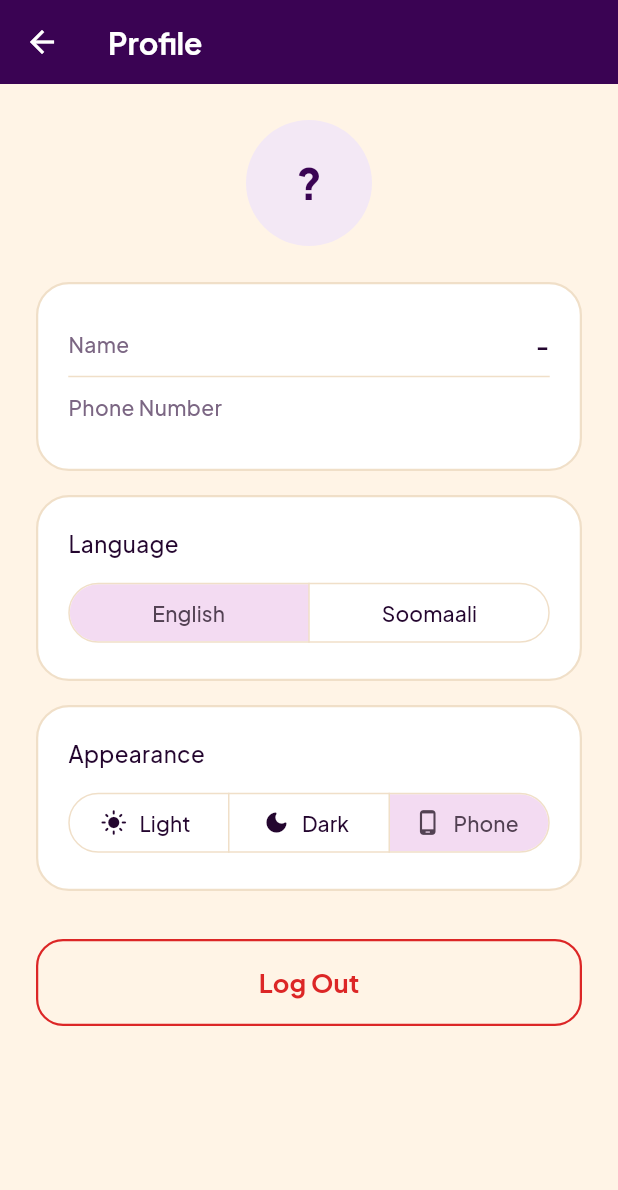
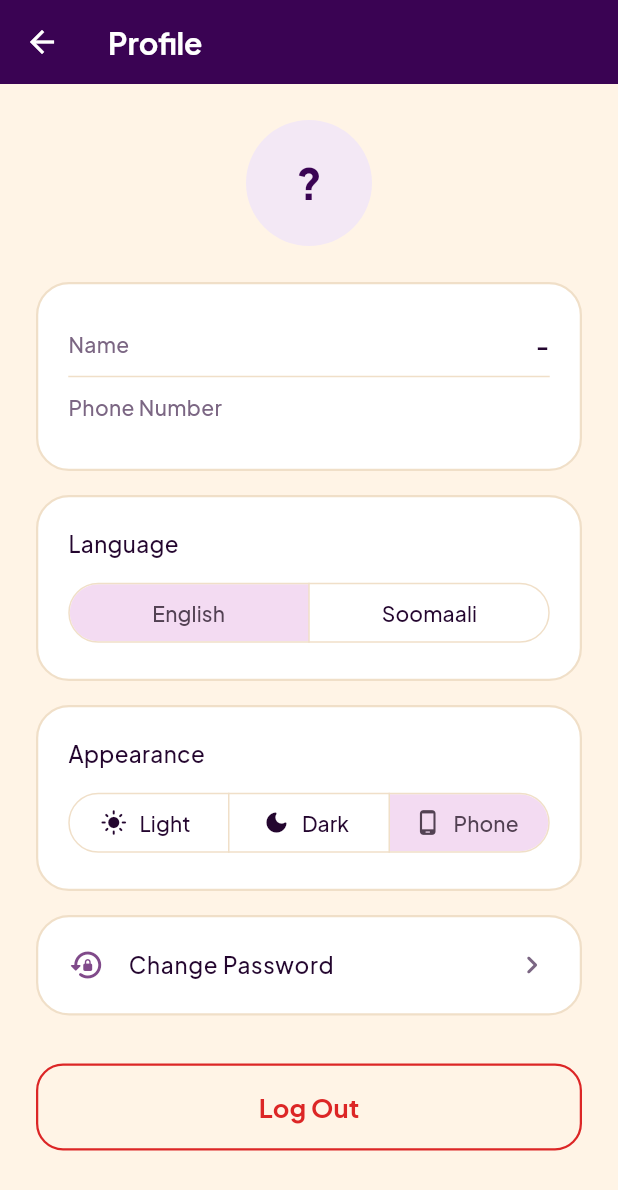
Before and after one commit to waaproltd-spec/Badal-exchange, a Flutter app: the ProfileScreen screen opened directly, on a phone screen of 412 x 824 dp. Shown: the top 1190 px of the screen. Run offline on Flutter 3.47's test engine with Material 3 defaults, Android fonts, the phone set to English and light mode, and no system bars; our stand-ins replace device_info_plus, firebase_core, firebase_messaging, flutter_secure_storage, font_awesome_flutter, google_fonts and 3 more; accounts and stored records are empty; network calls fail.

Commit message:
Customer App: Change Password in Profile
Profile -> Change Password: current password, new password (at least 8
characters, different from the current one) and confirm, in English or
Somali. A wrong current password is shown as such; on success the phone
stays signed in and goes back to Profile. Uses the existing
change_password backend function.

Tests: customer 158 pass (new: form checks before sending, wrong current
password, successful change).

Co-Authored-By: Claude Opus 5.5 <noreply@anthropic.com>
Claude-Session: https://claude.ai/code/session_01PLYUqHgcJiuKvkPVMzUazK

```diff
--- a/customer-app/lib/api/customer_api.dart
+++ b/customer-app/lib/api/customer_api.dart
@@ -51,6 +51,12 @@ class CustomerApi {
   }
 
   Future<void> logout() => _client.signOut();
+
+  /// Changes the password; this phone stays signed in. A wrong
+  /// [currentPassword] is INVALID_PASSWORD.
+  Future<void> changePassword({required String currentPassword, required String newPassword}) async {
+    await _client.rpc('change_password', {'p_current_password': currentPassword, 'p_new_password': newPassword});
+  }
 
   /// Support links (whatsapp, telegram, facebook; empty when not set),
   /// readable before logging in.
--- a/customer-app/lib/l10n/strings.dart
+++ b/customer-app/lib/l10n/strings.dart
@@ -74,6 +74,16 @@ class AppStrings {
   static String get enterPhone9 => _t('Enter the 9 digits after +252', 'Geli 9-ka god ee ka dambeeya +252');
   static String get passwordTooShort =>
       _t('Password must be at least 8 characters', 'Erayga sirtu waa inuu ahaadaa ugu yaraan 8 xaraf');
+  static String get changePassword => _t('Change Password', 'Beddel Erayga Sirta');
+  static String get currentPassword => _t('Current Password', 'Erayga Sirta Hadda');
+  static String get currentPasswordHint => _t('The password you log in with', 'Erayga aad hadda ku gasho');
+  static String get newPassword => _t('New Password', 'Erayga Sirta Cusub');
+  static String get wrongCurrentPassword =>
+      _t('The current password is wrong.', 'Erayga sirta ee hadda waa khalad.');
+  static String get newPasswordSame =>
+      _t('Choose a password different from the current one.', 'Dooro eray sir ah oo ka duwan kan hadda.');
+  static String get passwordChanged =>
+      _t('Your password was changed.', 'Erayga sirta waa la beddelay.');
   static String get passwordsDontMatch => _t('Passwords do not match', 'Erayada sirta isma laha');
   static String get accountCreated =>
       _t('Account created. Welcome to Badal Exchange!', 'Akoonka waa la sameeyay. Ku soo dhawoow Badal Exchange!');
--- a/customer-app/lib/screens/profile/profile_screen.dart
+++ b/customer-app/lib/screens/profile/profile_screen.dart
@@ -10,6 +10,7 @@ import '../../widgets/app_card.dart';
 import '../../widgets/secondary_button.dart';
 import '../../widgets/summary_row.dart';
 import '../auth/login_screen.dart';
+import 'change_password_screen.dart';
 
 class ProfileScreen extends StatelessWidget {
   const ProfileScreen({super.key});
@@ -132,6 +133,18 @@ class ProfileScreen extends StatelessWidget {
                 ],
               ),
             ),
+            const SizedBox(height: 16),
+            AppCard(
+              padding: EdgeInsets.zero,
+              child: ListTile(
+                key: const Key('change-password'),
+                contentPadding: const EdgeInsets.symmetric(horizontal: 20, vertical: 4),
+                leading: Icon(Icons.lock_reset_rounded, color: AppColors.primary),
+                title: Text(AppStrings.changePassword, style: AppTextStyles.body),
+                trailing: Icon(Icons.chevron_right_rounded, color: AppColors.textMuted),
+                onTap: () => Navigator.of(context).push(MaterialPageRoute(builder: (_) => const ChangePasswordScreen())),
+              ),
+            ),
             const SizedBox(height: 32),
             SecondaryButton(
               label: AppStrings.logout,
```
Also changed, not shown: customer-app/lib/screens/profile/change_password_screen.dart (added, +125 -0 lines), 1 other file.
